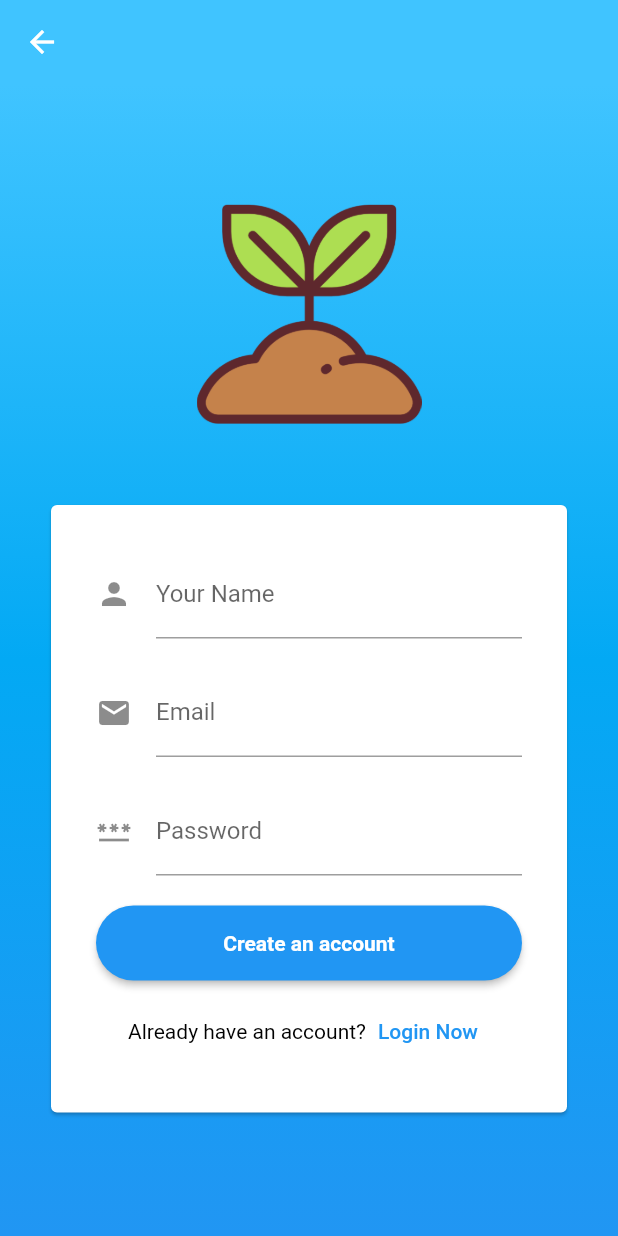
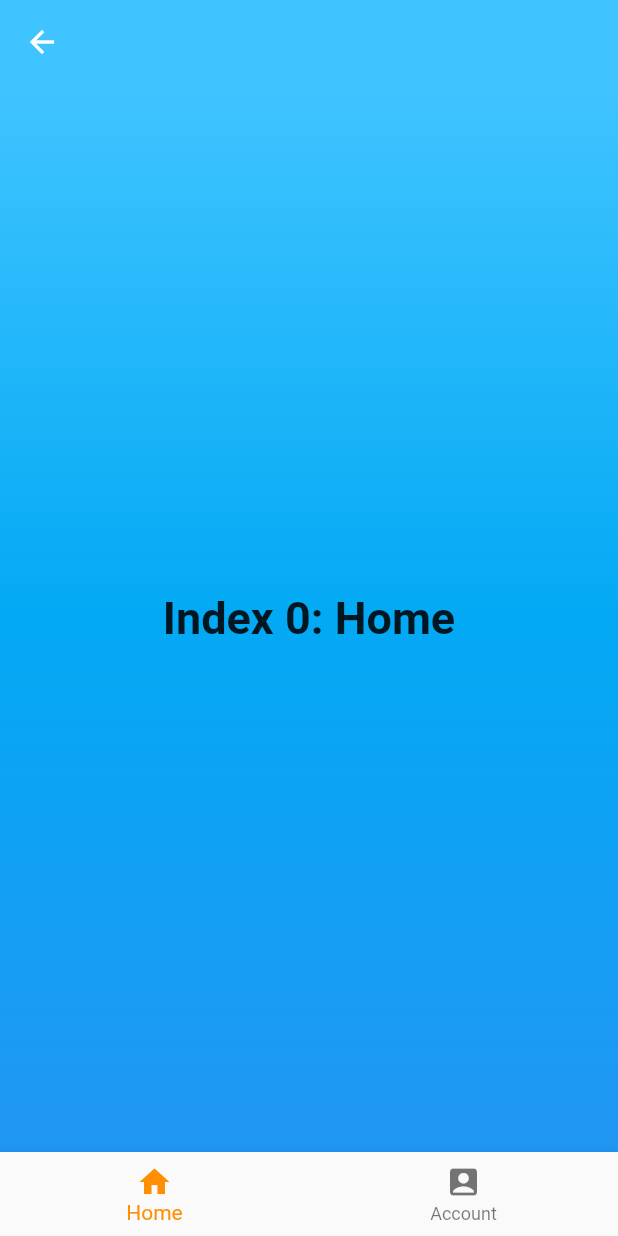
Before and after one commit to Gadi0905/NgTszHim_VT6000CEM_Project, a Flutter app: the RegistrationScreen screen opened directly, after a tap on "Create an account", on a phone screen of 412 x 824 dp. Run offline on Flutter 3.47's test engine with Material 2 defaults, Android fonts, the phone set to English and light mode, and no system bars.

Commit message:
changed welcome screen, login screen and registration screen location added index screen

```diff
--- a/lib/main.dart
+++ b/lib/main.dart
@@ -1,5 +1,5 @@
 import 'package:flutter/material.dart';
-import 'package:ngtszhim_vt6000cem_project/src/screens/welcome_screen/welcome_screen.dart';
+import 'package:ngtszhim_vt6000cem_project/src/screens/not_logged_in_screen/welcome_screen.dart';
 
 void main() {
   runApp(const MyApp());
--- /dev/null
+++ b/lib/src/screens/logged_in_screen/index_screen.dart
@@ -0,0 +1,55 @@
+import 'package:flutter/material.dart';
+import 'package:ngtszhim_vt6000cem_project/src/helpers/widgets_helper/appbar_widget/default_appbar_widget.dart';
+import 'package:ngtszhim_vt6000cem_project/src/helpers/widgets_helper/background_widget/default_background_widget.dart';
+
+class IndexScreen extends StatefulWidget {
+  const IndexScreen({Key? key}) : super(key: key);
+
+  @override
+  State<IndexScreen> createState() => _IndexScreenState();
+}
+
+class _IndexScreenState extends State<IndexScreen> {
+  int _selectedIndex = 0;
+  static const List<Widget> _widgetOptions = <Widget>[
+    Text('Index 0: Home', style: TextStyle(fontSize: 30, fontWeight: FontWeight.bold)),
+    Text('Index 1: Account', style: TextStyle(fontSize: 30, fontWeight: FontWeight.bold)),
+  ];
+
+  void _onItemTapped(int index) {
+    setState(() {
+      _selectedIndex = index;
+    });
+  }
+
+  @override
+  Widget build(BuildContext context) {
+    return Scaffold(
+      appBar: DefaultAppBarWidget.basicColor(),
+      body: _buildBody(context),
+      bottomNavigationBar: _buildBottomNavigationBar(),
+    );
+  }
+
+  Widget _buildBody(BuildContext context) {
+    return DefaultBackgroundWidget.basicColor(
+      context: context,
+      child: Center(
+        child: _widgetOptions.elementAt(_selectedIndex),
+      ),
+    );
+  }
+
+  BottomNavigationBar _buildBottomNavigationBar() {
+    return BottomNavigationBar(
+      items: const <BottomNavigationBarItem>[
+        BottomNavigationBarItem(icon: Icon(Icons.home), label: 'Home'),
+        BottomNavigationBarItem(
+            icon: Icon(Icons.account_box), label: 'Account'),
+      ],
+      currentIndex: _selectedIndex,
+      selectedItemColor: Colors.amber[800],
+      onTap: _onItemTapped,
+    );
+  }
+}
--- a/lib/src/screens/login_screen/login_screen.dart
+++ b/lib/src/screens/not_logged_in_screen/login_screen/login_screen.dart
@@ -5,7 +5,8 @@ import 'package:ngtszhim_vt6000cem_project/src/helpers/widgets_helper/asset_imag
 import 'package:ngtszhim_vt6000cem_project/src/helpers/widgets_helper/background_widget/default_background_widget.dart';
 import 'package:ngtszhim_vt6000cem_project/src/helpers/widgets_helper/button_widget/button_widget.dart';
 import 'package:ngtszhim_vt6000cem_project/src/helpers/widgets_helper/button_widget/text_button_widget.dart';
-import 'package:ngtszhim_vt6000cem_project/src/screens/registration_screen/registration_screen.dart';
+import 'package:ngtszhim_vt6000cem_project/src/screens/logged_in_screen/index_screen.dart';
+import 'package:ngtszhim_vt6000cem_project/src/screens/not_logged_in_screen/registration_screen/registration_screen.dart';
 
 class LoginScreen extends StatelessWidget {
   const LoginScreen({Key? key}) : super(key: key);
@@ -56,7 +57,7 @@ class LoginScreen extends StatelessWidget {
               backgroundColor: Colors.blue,
               textColor: Colors.white,
               onPressItem: () {
-                RoutesHelper.pushScreen(context, const LoginScreen());
+                RoutesHelper.pushScreen(context, const IndexScreen());
               },
             ),
             const SizedBox(height: 10),
--- a/lib/src/screens/registration_screen/registration_screen.dart
+++ b/lib/src/screens/not_logged_in_screen/registration_screen/registration_screen.dart
@@ -5,7 +5,8 @@ import 'package:ngtszhim_vt6000cem_project/src/helpers/widgets_helper/asset_imag
 import 'package:ngtszhim_vt6000cem_project/src/helpers/widgets_helper/background_widget/default_background_widget.dart';
 import 'package:ngtszhim_vt6000cem_project/src/helpers/widgets_helper/button_widget/button_widget.dart';
 import 'package:ngtszhim_vt6000cem_project/src/helpers/widgets_helper/button_widget/text_button_widget.dart';
-import 'package:ngtszhim_vt6000cem_project/src/screens/login_screen/login_screen.dart';
+import 'package:ngtszhim_vt6000cem_project/src/screens/logged_in_screen/index_screen.dart';
+import 'package:ngtszhim_vt6000cem_project/src/screens/not_logged_in_screen/login_screen/login_screen.dart';
 
 class RegistrationScreen extends StatelessWidget {
   const RegistrationScreen({Key? key}) : super(key: key);
@@ -58,7 +59,7 @@ class RegistrationScreen extends StatelessWidget {
               backgroundColor: Colors.blue,
               textColor: Colors.white,
               onPressItem: () {
-                RoutesHelper.pushScreen(context, const RegistrationScreen());
+                RoutesHelper.pushScreen(context, const IndexScreen());
               },
             ),
             const SizedBox(height: 10),
--- a/lib/src/screens/welcome_screen/welcome_screen.dart
+++ b/lib/src/screens/not_logged_in_screen/welcome_screen.dart
@@ -4,8 +4,8 @@ import 'package:ngtszhim_vt6000cem_project/src/helpers/widgets_helper/appbar_wid
 import 'package:ngtszhim_vt6000cem_project/src/helpers/widgets_helper/asset_image_widget/asset_image_widget.dart';
 import 'package:ngtszhim_vt6000cem_project/src/helpers/widgets_helper/background_widget/default_background_widget.dart';
 import 'package:ngtszhim_vt6000cem_project/src/helpers/widgets_helper/button_widget/button_widget.dart';
-import 'package:ngtszhim_vt6000cem_project/src/screens/login_screen/login_screen.dart';
-import 'package:ngtszhim_vt6000cem_project/src/screens/registration_screen/registration_screen.dart';
+import 'package:ngtszhim_vt6000cem_project/src/screens/not_logged_in_screen/login_screen/login_screen.dart';
+import 'package:ngtszhim_vt6000cem_project/src/screens/not_logged_in_screen/registration_screen/registration_screen.dart';
 
 class WelcomeScreen extends StatelessWidget {
   const WelcomeScreen({Key? key}) : super(key: key);
```
